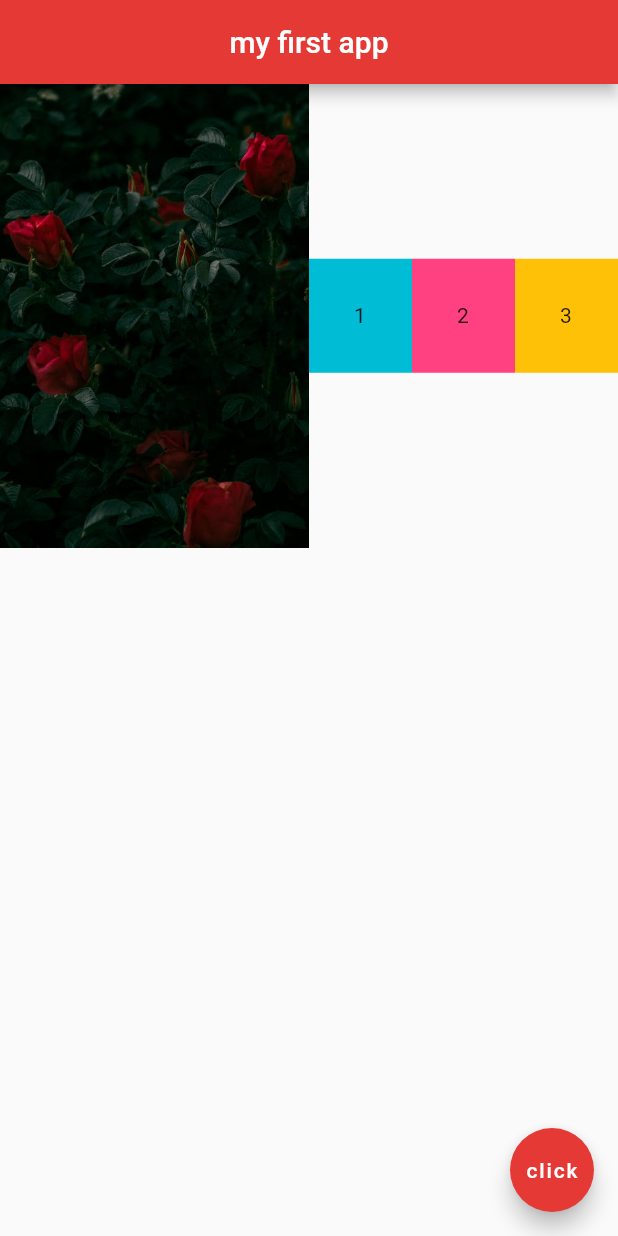
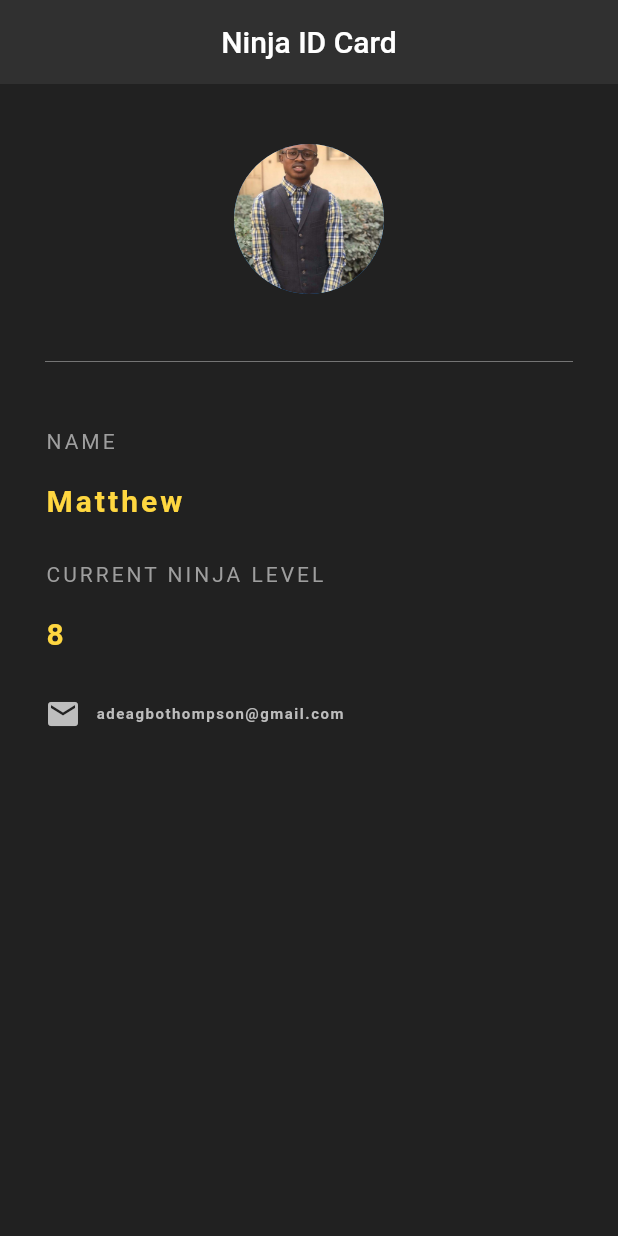
Before and after one commit to GRACIOUSP/Location-time, a Flutter app: the screen it shows after launch, on a phone screen of 412 x 824 dp. Run offline on Flutter 3.47's test engine with Material 2 defaults, Android fonts, the phone set to English and light mode, and no system bars.

Commit message:
Ninja ID card

```diff
--- a/lib/main.dart
+++ b/lib/main.dart
@@ -1,56 +1,93 @@
 import 'package:flutter/material.dart';
 
 void main() => runApp(MaterialApp(
-      home: Home(),
+      home: NinjaCard(),
     ));
 
-class Home extends StatelessWidget {
+class NinjaCard extends StatelessWidget {
   @override
   Widget build(BuildContext context) {
     return Scaffold(
+      backgroundColor: Colors.grey[900],
       appBar: AppBar(
-        title: Center(child: Text('my first app')),
+        title: Text('Ninja ID Card'),
         centerTitle: true,
-        backgroundColor: Colors.red[600],
+        backgroundColor: Colors.grey[850],
+        elevation: 0.0,
       ),
-
-      body: Row(
+      body: Padding(
+          padding: EdgeInsets.fromLTRB(30.0, 40.0, 30.0, 0.0),
+          child: Column(
+            crossAxisAlignment: CrossAxisAlignment.start,
             children: [
-              Expanded(
-                child: Image.asset('images/img2.jpg'),
-                flex: 3,
-              ),
-              Expanded(
-                flex: 1,
-                child: Container(
-                  padding: EdgeInsets.all(30.0),
-                  color: Colors.cyan,
-                  child: Text('1')
+              Center(
+                child: CircleAvatar(
+                  backgroundImage: AssetImage('images/matt.jpg'),
+                  radius: 50.0,
                 ),
               ),
-              Expanded(
-                flex: 1,
-                child: Container(
-                  padding: EdgeInsets.all(30.0),
-                  color: Colors.pinkAccent,
-                  child: Text('2')
+               Divider(
+                 height: 90.0,
+                 color: Colors.grey[600],
+               ),
+              Text(
+                'NAME',
+                style: TextStyle(
+                  color: Colors.grey,
+                  letterSpacing: 2.0
                 ),
               ),
-              Expanded(
-                flex: 1,
-                child: Container(
-                  padding: EdgeInsets.all(30.0),
-                  color: Colors.amber,
-                  child: Text('3')
+              SizedBox( height: 20.0), // give space
+              Text(
+                'Matthew',
+                style: TextStyle(
+                  color: Colors.amberAccent[200],
+                  letterSpacing: 2.0,
+                  fontSize: 20.0,
+                  fontWeight: FontWeight.bold
                 ),
               ),
+              SizedBox( height: 30.0), // give space
+
+              Text(
+                'CURRENT NINJA LEVEL',
+                style: TextStyle(
+                  color: Colors.grey,
+                  letterSpacing: 2.0
+                ),
+              ),
+              SizedBox( height: 20.0), // give space
+              Text(
+                '8',
+                style: TextStyle(
+                  color: Colors.amberAccent[200],
+                  letterSpacing: 2.0,
+                  fontSize: 20.0,
+                  fontWeight: FontWeight.bold
+                ),
+              ),
+              SizedBox( height: 30.0), // give vertical space
+              Row(
+                children: [
+                  Icon(
+                    Icons.email,
+                    color: Colors.grey[400]
+                  ),
+                  SizedBox( width: 10.0), // give horizontal space
+                  Text(
+                    'adeagbothompson@gmail.com',
+                    style: TextStyle(
+                      color: Colors.grey[400],
+                      letterSpacing: 1.0,
+                      fontSize: 10.0,
+                      fontWeight: FontWeight.bold
+                    ),
+                  ),
+                ],
+              ),
             ],
-      ),
-      floatingActionButton: FloatingActionButton(
-        onPressed: () {},
-        child: Text('click'),
-        backgroundColor: Colors.red[600],
-      ),
+          ),
+        ),
     );
   }
 }
```
Also changed, not shown: images/matt.jpg (added).
